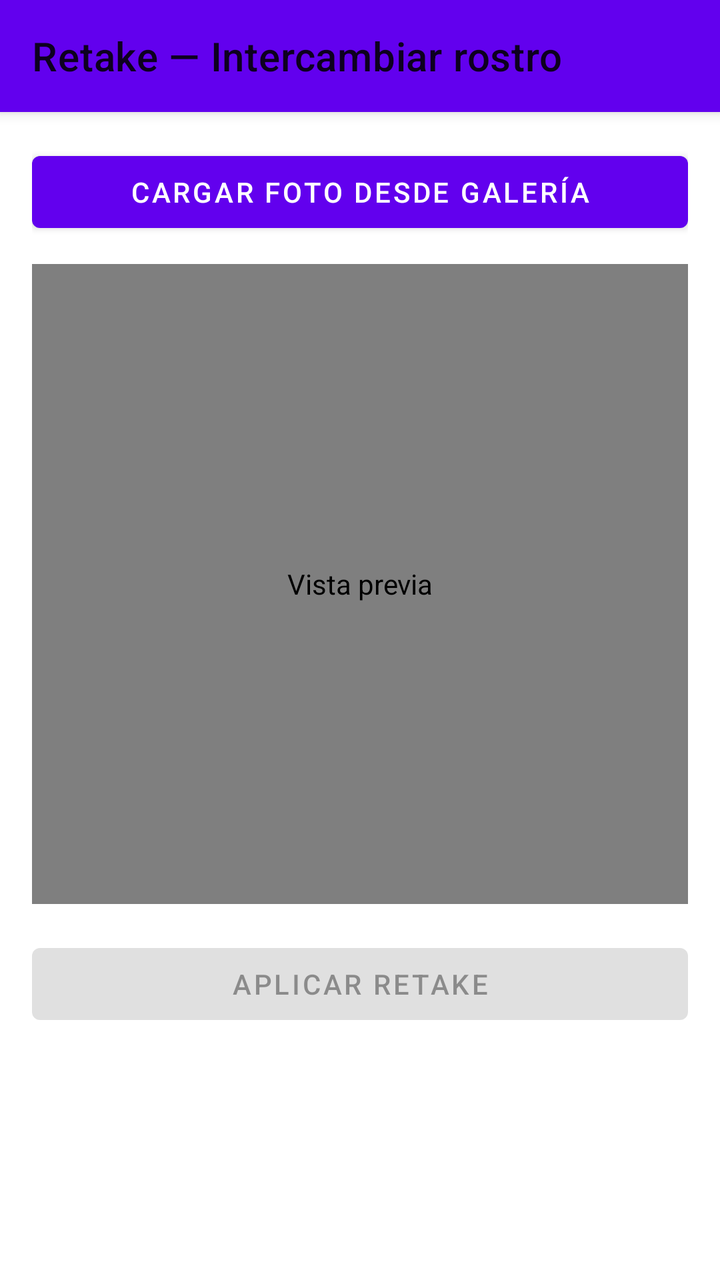
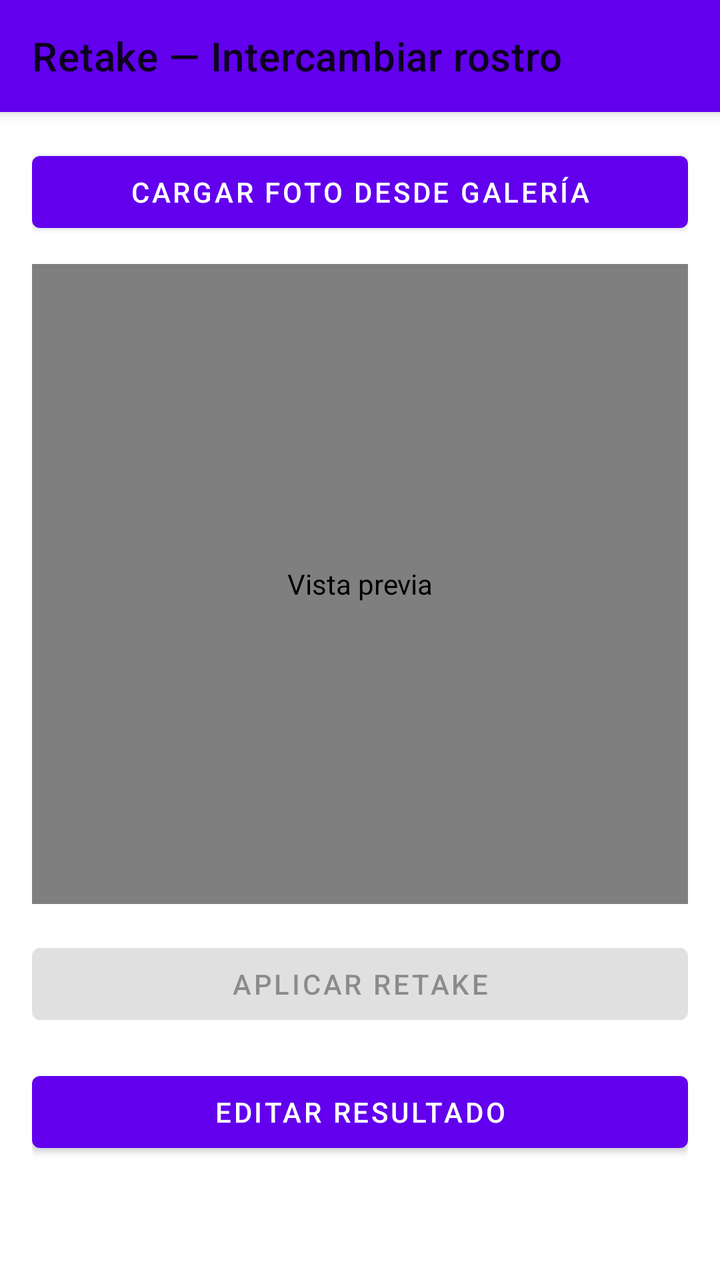

The first picture is an Android layout as it rendered before a commit; the second is the same layout after the commit. The layout source and the unified diff follow.
<!-- AndroidManifest.xml: activity theme Theme.Retake_lite.NoActionBar -->
<!-- res/layout/activity_face_swap.xml -->
<?xml version="1.0" encoding="utf-8"?>
<androidx.coordinatorlayout.widget.CoordinatorLayout xmlns:android="http://schemas.android.com/apk/res/android"
    xmlns:app="http://schemas.android.com/apk/res-auto"
    android:layout_width="match_parent"
    android:layout_height="match_parent">

    <com.google.android.material.appbar.AppBarLayout
        android:layout_width="match_parent"
        android:layout_height="wrap_content">

        <com.google.android.material.appbar.MaterialToolbar
            android:id="@+id/toolbar"
            android:layout_width="match_parent"
            android:layout_height="?attr/actionBarSize"
            app:title="@string/title_face_swap" />

    </com.google.android.material.appbar.AppBarLayout>

    <androidx.core.widget.NestedScrollView
        android:layout_width="match_parent"
        android:layout_height="match_parent"
        app:layout_behavior="@string/appbar_scrolling_view_behavior">

        <LinearLayout
            android:layout_width="match_parent"
            android:layout_height="wrap_content"
            android:orientation="vertical"
            android:padding="16dp">

            <com.google.android.material.button.MaterialButton
                android:id="@+id/btnPickImage"
                android:layout_width="match_parent"
                android:layout_height="wrap_content"
                android:text="@string/pick_from_gallery" />

            <com.example.retake_lite.ui.swap.FaceOverlayView
                android:id="@+id/faceOverlay"
                android:layout_width="match_parent"
                android:layout_height="320dp"
                android:layout_marginTop="12dp"
                android:background="#EEEEEE"
                android:contentDescription="@string/image_preview" />

            <TextView
                android:id="@+id/textTapHint"
                android:layout_width="match_parent"
                android:layout_height="wrap_content"
                android:layout_marginTop="8dp"
                android:gravity="center"
                android:text="@string/tap_face_hint"
                android:textAppearance="?attr/textAppearanceBodyMedium"
                android:visibility="gone" />

            <TextView
                android:id="@+id/textNoFaces"
                android:layout_width="match_parent"
                android:layout_height="wrap_content"
                android:layout_marginTop="12dp"
                android:gravity="center"
                android:text="@string/no_faces_detected"
                android:visibility="gone" />

            <com.google.android.material.card.MaterialCardView
                android:id="@+id/cardSelection"
                android:layout_width="match_parent"
                android:layout_height="wrap_content"
                android:layout_marginTop="12dp"
                android:visibility="gone"
                app:cardElevation="2dp">

                <LinearLayout
                    android:layout_width="match_parent"
                    android:layout_height="wrap_content"
                    android:orientation="vertical"
                    android:padding="16dp">

                    <TextView
                        android:id="@+id/textSelectedFace"
                        android:layout_width="match_parent"
                        android:layout_height="wrap_content"
                        android:textAppearance="?attr/textAppearanceTitleMedium" />

                    <TextView
                        android:layout_width="match_parent"
                        android:layout_height="wrap_content"
                        android:layout_marginTop="12dp"
                        android:text="@string/select_profile"
                        android:textAppearance="?attr/textAppearanceLabelMedium" />

                    <Spinner
                        android:id="@+id/spinnerProfile"
                        android:layout_width="match_parent"
                        android:layout_height="wrap_content"
                        android:layout_marginTop="4dp" />

                    <TextView
                        android:layout_width="match_parent"
                        android:layout_height="wrap_content"
                        android:layout_marginTop="12dp"
                        android:text="@string/select_reference_face"
                        android:textAppearance="?attr/textAppearanceLabelMedium" />

                    <androidx.recyclerview.widget.RecyclerView
                        android:id="@+id/recyclerReferenceFaces"
                        android:layout_width="match_parent"
                        android:layout_height="88dp"
                        android:layout_marginTop="4dp"
                        android:orientation="horizontal" />

                    <com.google.android.material.button.MaterialButton
                        android:id="@+id/btnAddSwap"
                        style="@style/Widget.Material3.Button.OutlinedButton"
                        android:layout_width="match_parent"
                        android:layout_height="wrap_content"
                        android:layout_marginTop="12dp"
                        android:text="@string/add_swap" />

                </LinearLayout>

            </com.google.android.material.card.MaterialCardView>

            <TextView
                android:id="@+id/textPendingTitle"
                android:layout_width="match_parent"
                android:layout_height="wrap_content"
                android:layout_marginTop="16dp"
                android:text="@string/pending_swaps"
                android:textAppearance="?attr/textAppearanceTitleSmall"
                android:visibility="gone" />

            <androidx.recyclerview.widget.RecyclerView
                android:id="@+id/recyclerPendingSwaps"
                android:layout_width="match_parent"
                android:layout_height="wrap_content"
                android:nestedScrollingEnabled="false"
                android:visibility="gone" />

            <com.google.android.material.button.MaterialButton
                android:id="@+id/btnSwap"
                android:layout_width="match_parent"
                android:layout_height="wrap_content"
                android:layout_marginTop="16dp"
                android:enabled="false"
                android:text="@string/apply_swaps" />

            <ImageView
                android:id="@+id/imageResult"
                android:layout_width="match_parent"
                android:layout_height="320dp"
                android:layout_marginTop="16dp"
                android:background="#EEEEEE"
                android:contentDescription="@string/result_image"
                android:scaleType="fitCenter"
                android:visibility="gone" />

            <com.google.android.material.button.MaterialButton
                android:id="@+id/btnSaveResult"
                style="@style/Widget.Material3.Button.OutlinedButton"
                android:layout_width="match_parent"
                android:layout_height="wrap_content"
                android:layout_marginTop="8dp"
                android:text="@string/save_result"
                android:visibility="gone" />

        </LinearLayout>

    </androidx.core.widget.NestedScrollView>

    <ProgressBar
        android:id="@+id/progressBar"
        android:layout_width="wrap_content"
        android:layout_height="wrap_content"
        android:layout_gravity="center"
        android:visibility="gone" />

</androidx.coordinatorlayout.widget.CoordinatorLayout>
<!-- resources referenced by this layout -->
<resources>
  <string name="add_swap">Añadir a la lista de intercambio</string>
  <string name="apply_swaps">Aplicar retake</string>
  <string name="image_preview">Vista previa</string>
  <string name="no_faces_detected">No se detectaron rostros en esta imagen</string>
  <string name="pending_swaps">Intercambios pendientes</string>
  <string name="pick_from_gallery">Cargar foto desde galería</string>
  <string name="result_image">Resultado</string>
  <string name="save_result">Guardar resultado</string>
  <string name="select_profile">Perfil de reemplazo</string>
  <string name="select_reference_face">Rostro de referencia del perfil</string>
  <string name="tap_face_hint">Toca el rostro al que quieres aplicar el retake</string>
  <string name="title_face_swap">Retake — Intercambiar rostro</string>
  <style name="Theme.Retake_lite.NoActionBar">
          <item name="windowActionBar">false</item>
          <item name="windowNoTitle">true</item>
      </style>
</resources>

<!-- the commit's change to res/layout/activity_face_swap.xml (unified diff, before → after) -->
@@ -86,7 +86,11 @@
                         android:layout_marginTop="12dp"
                         android:text="@string/select_profile"
                         android:textAppearance="?attr/textAppearanceLabelMedium" />
-
+                    <com.google.android.material.switchmaterial.SwitchMaterial
+                        android:id="@+id/switchAutoSelect"
+                        android:layout_width="wrap_content"
+                        android:layout_height="wrap_content"
+                        android:text="Permitir que la IA seleccione la mejor foto" />
                     <Spinner
                         android:id="@+id/spinnerProfile"
                         android:layout_width="match_parent"
@@ -161,6 +165,12 @@
                 android:layout_marginTop="8dp"
                 android:text="@string/save_result"
                 android:visibility="gone" />
+            <com.google.android.material.button.MaterialButton
+                android:id="@+id/btnEditResult"
+                android:layout_width="match_parent"
+                android:layout_height="wrap_content"
+                android:layout_marginTop="16dp"
+                android:text="@string/title_retake_edit" />
 
         </LinearLayout>
 
<!-- resource entries referenced after the edit -->
@@ -12,9 +12,21 @@
   <string name="select_reference_face">Rostro de referencia del perfil</string>
   <string name="tap_face_hint">Toca el rostro al que quieres aplicar el retake</string>
   <string name="title_face_swap">Retake — Intercambiar rostro</string>
-  <style name="Theme.Retake_lite.NoActionBar">
-          <item name="windowActionBar">false</item>
-          <item name="windowNoTitle">true</item>
+  <string name="title_retake_edit">Editar resultado</string>
+  <style name="Theme.Retake_lite" parent="Theme.MaterialComponents.DayNight.NoActionBar">
+          <item name="colorPrimary">@color/purple_500</item>
+          <item name="colorPrimaryVariant">@color/purple_700</item>
+          <item name="colorOnPrimary">@color/white</item>
+          <item name="colorSecondary">@color/teal_200</item>
+          <item name="colorSecondaryVariant">@color/teal_700</item>
+          <item name="colorOnSecondary">@color/black</item>
+          <item name="android:statusBarColor">?attr/colorPrimaryVariant</item>
       </style>
+  <color name="purple_500">#FF6200EE</color>
+  <color name="purple_700">#FF3700B3</color>
+  <color name="white">#FFFFFFFF</color>
+  <color name="teal_200">#FF03DAC5</color>
+  <color name="teal_700">#FF018786</color>
+  <color name="black">#FF000000</color>
 </resources>
 
